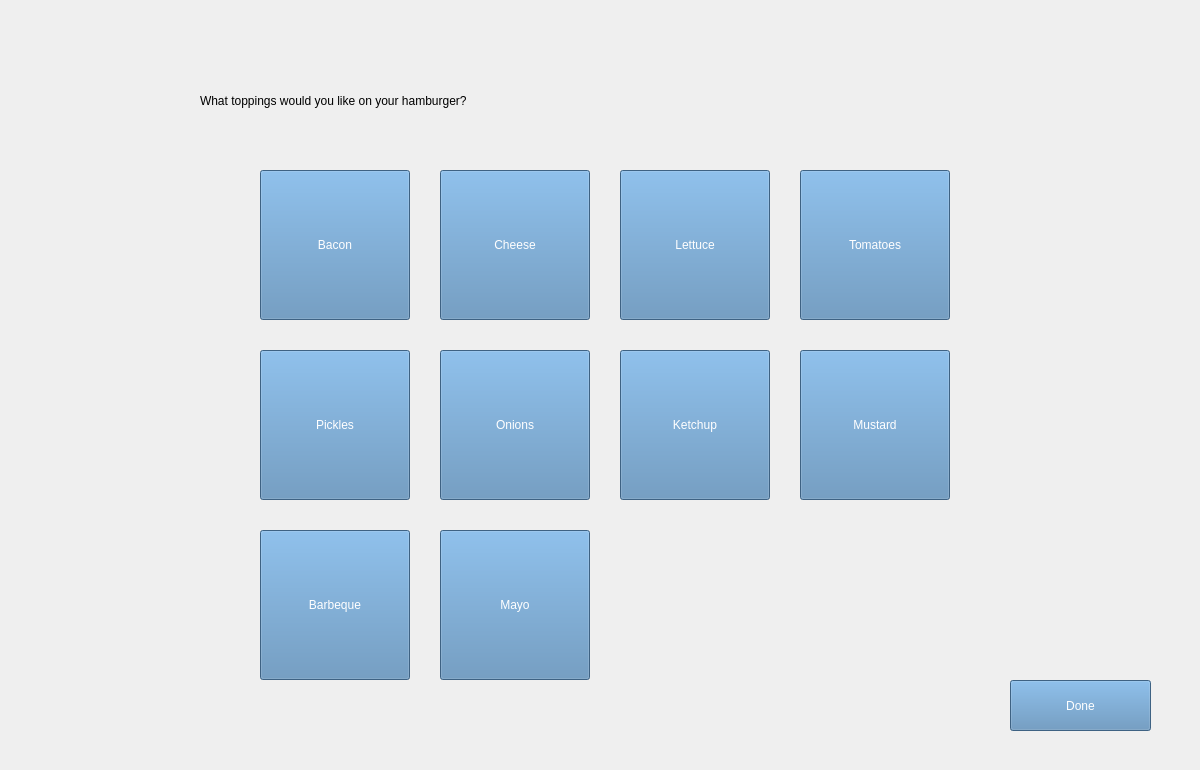
First picture: the form in mainwindow.ui, repository keithbarker/3503_group_project, before the edit.
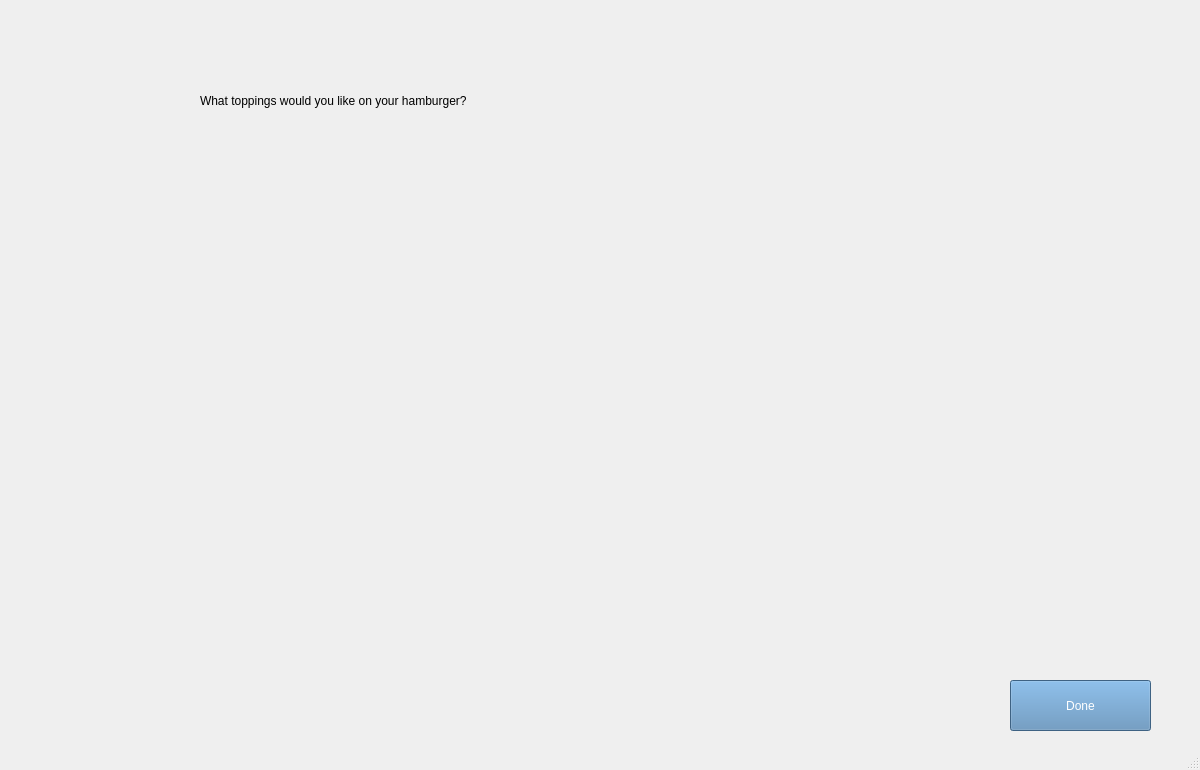
Second picture: the form after the edit. The open tabs and pages were chosen to show the change.

Commit message: Added dynamic button generation to hamburger for toppings and started working on displaying the items.

What changed in the file:
```diff
--- a/mainwindow.ui
+++ b/mainwindow.ui
@@ -14,7 +14,15 @@
    <string>MainWindow</string>
   </property>
   <property name="styleSheet">
-   <string notr="true">background-color: rgb(239, 239, 239);</string>
+   <string notr="true">background-color: rgb(239, 239, 239);
+
+QPushButton {
+background-color: rgb(87, 137, 183);
+selection-color: rgb(255, 170, 127);
+font: 16pt &quot;MS Shell Dlg 2&quot;;
+color: rgb(255, 255, 255);
+selection-background-color: rgb(66, 111, 153);
+}</string>
   </property>
   <widget class="QWidget" name="centralWidget">
    <widget class="QStackedWidget" name="stackedWidget">
@@ -337,196 +345,6 @@
        <string>What toppings would you like on your hamburger?</string>
       </property>
      </widget>
-     <widget class="QPushButton" name="bacon_button">
-      <property name="geometry">
-       <rect>
-        <x>260</x>
-        <y>170</y>
-        <width>150</width>
-        <height>150</height>
-       </rect>
-      </property>
-      <property name="styleSheet">
-       <string notr="true">background-color: rgb(87, 137, 183);
-color: rgb(255, 255, 255);
-alternate-background-color: rgb(87, 137, 183);
-font: 16pt &quot;MS Shell Dlg 2&quot;;</string>
-      </property>
-      <property name="text">
-       <string>Bacon</string>
-      </property>
-     </widget>
-     <widget class="QPushButton" name="cheese_button">
-      <property name="geometry">
-       <rect>
-        <x>440</x>
-        <y>170</y>
-        <width>150</width>
-        <height>150</height>
-       </rect>
-      </property>
-      <property name="styleSheet">
-       <string notr="true">background-color: rgb(87, 137, 183);
-color: rgb(255, 255, 255);
-alternate-background-color: rgb(87, 137, 183);
-font: 16pt &quot;MS Shell Dlg 2&quot;;</string>
-      </property>
-      <property name="text">
-       <string>Cheese</string>
-      </property>
-     </widget>
-     <widget class="QPushButton" name="lettuce_button">
-      <property name="geometry">
-       <rect>
-        <x>620</x>
-        <y>170</y>
-        <width>150</width>
-        <height>150</height>
-       </rect>
-      </property>
-      <property name="styleSheet">
-       <string notr="true">background-color: rgb(87, 137, 183);
-color: rgb(255, 255, 255);
-alternate-background-color: rgb(87, 137, 183);
-font: 16pt &quot;MS Shell Dlg 2&quot;;</string>
-      </property>
-      <property name="text">
-       <string>Lettuce</string>
-      </property>
-     </widget>
-     <widget class="QPushButton" name="tomatoes_button">
-      <property name="geometry">
-       <rect>
-        <x>800</x>
-        <y>170</y>
-        <width>150</width>
-        <height>150</height>
-       </rect>
-      </property>
-      <property name="styleSheet">
-       <string notr="true">background-color: rgb(87, 137, 183);
-color: rgb(255, 255, 255);
-alternate-background-color: rgb(87, 137, 183);
-font: 16pt &quot;MS Shell Dlg 2&quot;;</string>
-      </property>
-      <property name="text">
-       <string>Tomatoes</string>
-      </property>
-     </widget>
-     <widget class="QPushButton" name="pickles_button">
-      <property name="geometry">
-       <rect>
-        <x>260</x>
-        <y>350</y>
-        <width>150</width>
-        <height>150</height>
-       </rect>
-      </property>
-      <property name="styleSheet">
-       <string notr="true">background-color: rgb(87, 137, 183);
-color: rgb(255, 255, 255);
-alternate-background-color: rgb(87, 137, 183);
-font: 16pt &quot;MS Shell Dlg 2&quot;;</string>
-      </property>
-      <property name="text">
-       <string>Pickles</string>
-      </property>
-     </widget>
-     <widget class="QPushButton" name="onions_button">
-      <property name="geometry">
-       <rect>
-        <x>440</x>
-        <y>350</y>
-        <width>150</width>
-        <height>150</height>
-       </rect>
-      </property>
-      <property name="styleSheet">
-       <string notr="true">background-color: rgb(87, 137, 183);
-color: rgb(255, 255, 255);
-alternate-background-color: rgb(87, 137, 183);
-font: 16pt &quot;MS Shell Dlg 2&quot;;</string>
-      </property>
-      <property name="text">
-       <string>Onions</string>
-      </property>
-     </widget>
-     <widget class="QPushButton" name="ketchup_button">
-      <property name="geometry">
-       <rect>
-        <x>620</x>
-        <y>350</y>
-        <width>150</width>
-        <height>150</height>
-       </rect>
-      </property>
-      <property name="styleSheet">
-       <string notr="true">background-color: rgb(87, 137, 183);
-color: rgb(255, 255, 255);
-alternate-background-color: rgb(87, 137, 183);
-font: 16pt &quot;MS Shell Dlg 2&quot;;</string>
-      </property>
-      <property name="text">
-       <string>Ketchup</string>
-      </property>
-     </widget>
-     <widget class="QPushButton" name="mustard_button">
-      <property name="geometry">
-       <rect>
-        <x>800</x>
-        <y>350</y>
-        <width>150</width>
-        <height>150</height>
-       </rect>
-      </property>
-      <property name="styleSheet">
-       <string notr="true">background-color: rgb(87, 137, 183);
-color: rgb(255, 255, 255);
-alternate-background-color: rgb(87, 137, 183);
-font: 16pt &quot;MS Shell Dlg 2&quot;;</string>
-      </property>
-      <property name="text">
-       <string>Mustard</string>
-      </property>
-     </widget>
-     <widget class="QPushButton" name="bbq_button">
-      <property name="geometry">
-       <rect>
-        <x>260</x>
-        <y>530</y>
-        <width>150</width>
-        <height>150</height>
-       </rect>
-      </property>
-      <property name="styleSheet">
-       <string notr="true">background-color: rgb(87, 137, 183);
-color: rgb(255, 255, 255);
-alternate-background-color: rgb(87, 137, 183);
-font: 16pt &quot;MS Shell Dlg 2&quot;;</string>
-      </property>
-      <property name="text">
-       <string>Barbeque</string>
-      </property>
-     </widget>
-     <widget class="QPushButton" name="mayo_button">
-      <property name="geometry">
-       <rect>
-        <x>440</x>
-        <y>530</y>
-        <width>150</width>
-        <height>150</height>
-       </rect>
-      </property>
-      <property name="styleSheet">
-       <string notr="true">background-color: rgb(87, 137, 183);
-color: rgb(255, 255, 255);
-alternate-background-color: rgb(87, 137, 183);
-font: 16pt &quot;MS Shell Dlg 2&quot;;</string>
-      </property>
-      <property name="text">
-       <string>Mayo</string>
-      </property>
-     </widget>
      <widget class="QPushButton" name="done_button">
       <property name="geometry">
        <rect>
@@ -546,6 +364,171 @@
        <string>Done</string>
       </property>
      </widget>
+     <widget class="QWidget" name="gridLayoutWidget">
+      <property name="geometry">
+       <rect>
+        <x>60</x>
+        <y>140</y>
+        <width>191</width>
+        <height>161</height>
+       </rect>
+      </property>
+      <layout class="QGridLayout" name="gridLayout"/>
+     </widget>
+     <widget class="QWidget" name="gridLayoutWidget_2">
+      <property name="geometry">
+       <rect>
+        <x>280</x>
+        <y>140</y>
+        <width>191</width>
+        <height>161</height>
+       </rect>
+      </property>
+      <layout class="QGridLayout" name="gridLayout2"/>
+     </widget>
+     <widget class="QWidget" name="gridLayoutWidget_3">
+      <property name="geometry">
+       <rect>
+        <x>500</x>
+        <y>140</y>
+        <width>191</width>
+        <height>161</height>
+       </rect>
+      </property>
+      <layout class="QGridLayout" name="gridLayout3"/>
+     </widget>
+     <widget class="QWidget" name="gridLayoutWidget_4">
+      <property name="geometry">
+       <rect>
+        <x>720</x>
+        <y>140</y>
+        <width>191</width>
+        <height>161</height>
+       </rect>
+      </property>
+      <layout class="QGridLayout" name="gridLayout4"/>
+     </widget>
+     <widget class="QWidget" name="gridLayoutWidget_5">
+      <property name="geometry">
+       <rect>
+        <x>940</x>
+        <y>140</y>
+        <width>191</width>
+        <height>161</height>
+       </rect>
+      </property>
+      <layout class="QGridLayout" name="gridLayout5"/>
+     </widget>
+     <widget class="QWidget" name="gridLayoutWidget_6">
+      <property name="geometry">
+       <rect>
+        <x>60</x>
+        <y>330</y>
+        <width>191</width>
+        <height>161</height>
+       </rect>
+      </property>
+      <layout class="QGridLayout" name="gridLayout6"/>
+     </widget>
+     <widget class="QWidget" name="gridLayoutWidget_7">
+      <property name="geometry">
+       <rect>
+        <x>940</x>
+        <y>330</y>
+        <width>191</width>
+        <height>161</height>
+       </rect>
+      </property>
+      <layout class="QGridLayout" name="gridLayout10"/>
+     </widget>
+     <widget class="QWidget" name="gridLayoutWidget_8">
+      <property name="geometry">
+       <rect>
+        <x>500</x>
+        <y>330</y>
+        <width>191</width>
+        <height>161</height>
+       </rect>
+      </property>
+      <layout class="QGridLayout" name="gridLayout8"/>
+     </widget>
+     <widget class="QWidget" name="gridLayoutWidget_9">
+      <property name="geometry">
+       <rect>
+        <x>720</x>
+        <y>330</y>
+        <width>191</width>
+        <height>161</height>
+       </rect>
+      </property>
+      <layout class="QGridLayout" name="gridLayout9"/>
+     </widget>
+     <widget class="QWidget" name="gridLayoutWidget_10">
+      <property name="geometry">
+       <rect>
+        <x>280</x>
+        <y>330</y>
+        <width>191</width>
+        <height>161</height>
+       </rect>
+      </property>
+      <layout class="QGridLayout" name="gridLayout7"/>
+     </widget>
+     <widget class="QWidget" name="gridLayoutWidget_11">
+      <property name="geometry">
+       <rect>
+        <x>60</x>
+        <y>520</y>
+        <width>191</width>
+        <height>161</height>
+       </rect>
+      </property>
+      <layout class="QGridLayout" name="gridLayout11"/>
+     </widget>
+     <widget class="QWidget" name="gridLayoutWidget_12">
+      <property name="geometry">
+       <rect>
+        <x>940</x>
+        <y>520</y>
+        <width>191</width>
+        <height>161</height>
+       </rect>
+      </property>
+      <layout class="QGridLayout" name="gridLayout15"/>
+     </widget>
+     <widget class="QWidget" name="gridLayoutWidget_13">
+      <property name="geometry">
+       <rect>
+        <x>500</x>
+        <y>520</y>
+        <width>191</width>
+        <height>161</height>
+       </rect>
+      </property>
+      <layout class="QGridLayout" name="gridLayout13"/>
+     </widget>
+     <widget class="QWidget" name="gridLayoutWidget_14">
+      <property name="geometry">
+       <rect>
+        <x>720</x>
+        <y>520</y>
+        <width>191</width>
+        <height>161</height>
+       </rect>
+      </property>
+      <layout class="QGridLayout" name="gridLayout14"/>
+     </widget>
+     <widget class="QWidget" name="gridLayoutWidget_15">
+      <property name="geometry">
+       <rect>
+        <x>280</x>
+        <y>520</y>
+        <width>191</width>
+        <height>161</height>
+       </rect>
+      </property>
+      <layout class="QGridLayout" name="gridLayout12"/>
+     </widget>
     </widget>
    </widget>
   </widget>
```
Left out of the diff: 50 changed lines with no effect on the pictures. The commit also changes 2 other files.
